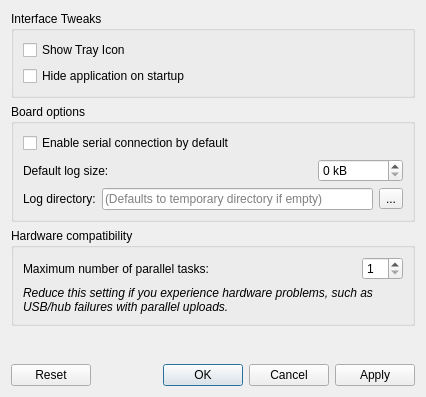
Old version of the form src/tycommander/preferences_dialog.ui in the repository Koromix/tytools.
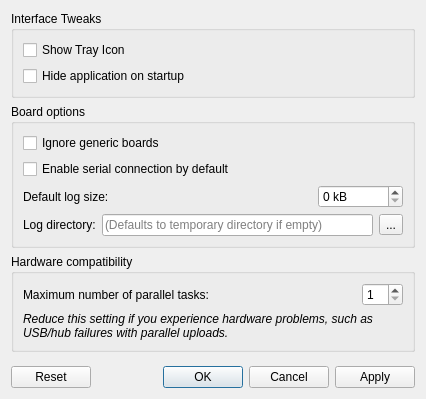
New version of the form. Icons and pictures are not drawn.

Commit message: Expose ignoreGeneric Monitor setting in Preferences dialog

What changed in the file:
```diff
--- a/src/tycommander/preferences_dialog.ui
+++ b/src/tycommander/preferences_dialog.ui
@@ -7,7 +7,7 @@
     <x>0</x>
     <y>0</y>
     <width>426</width>
-    <height>397</height>
+    <height>399</height>
    </rect>
   </property>
   <property name="windowTitle">
@@ -47,6 +47,13 @@
       <string>Board options</string>
      </property>
      <layout class="QVBoxLayout" name="verticalLayout_4">
+      <item>
+       <widget class="QCheckBox" name="ignoreGenericCheck">
+        <property name="text">
+         <string>Ignore generic boards</string>
+        </property>
+       </widget>
+      </item>
       <item>
        <widget class="QCheckBox" name="serialByDefaultCheck">
         <property name="text">
```
The commit also changes 1 other file.
